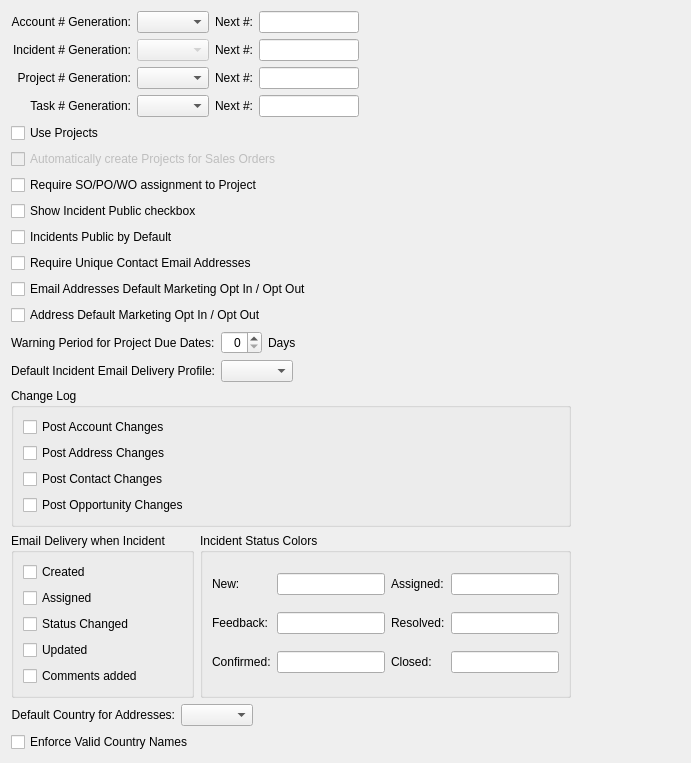
Old version of the form guiclient/configureCRM.ui in the repository interhawk/qt-client.
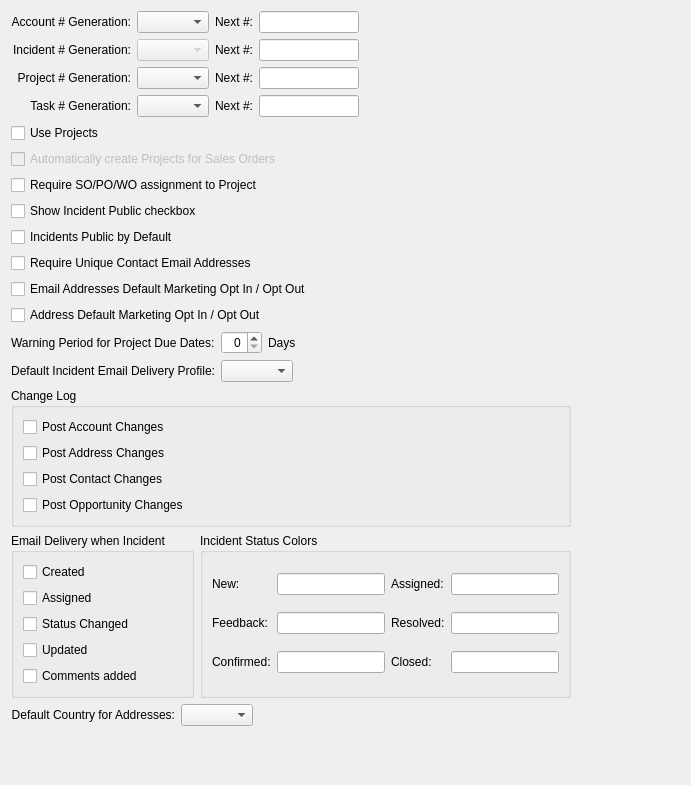
New version of the form. Custom widgets are drawn as their Qt base class.

Commit message: Migrate country data to use country code

What changed in the file:
```diff
--- a/guiclient/configureCRM.ui
+++ b/guiclient/configureCRM.ui
@@ -14,7 +14,7 @@
     <x>0</x>
     <y>0</y>
     <width>691</width>
-    <height>575</height>
+    <height>785</height>
    </rect>
   </property>
   <property name="windowTitle">
@@ -582,16 +582,6 @@
            </item>
           </layout>
          </item>
-         <item>
-          <widget class="XCheckBox" name="_strictCountries">
-           <property name="text">
-            <string>Enforce Valid Country Names</string>
-           </property>
-           <property name="forgetful">
-            <bool>true</bool>
-           </property>
-          </widget>
-         </item>
         </layout>
        </item>
        <item>
@@ -627,11 +617,6 @@
   </layout>
  </widget>
  <customwidgets>
-  <customwidget>
-   <class>XCheckBox</class>
-   <extends>QCheckBox</extends>
-   <header>xcheckbox.h</header>
-  </customwidget>
   <customwidget>
    <class>XComboBox</class>
    <extends>QComboBox</extends>
```
Left out of the diff: 7 changed lines with no effect on the pictures. The commit also changes 4 other files.
